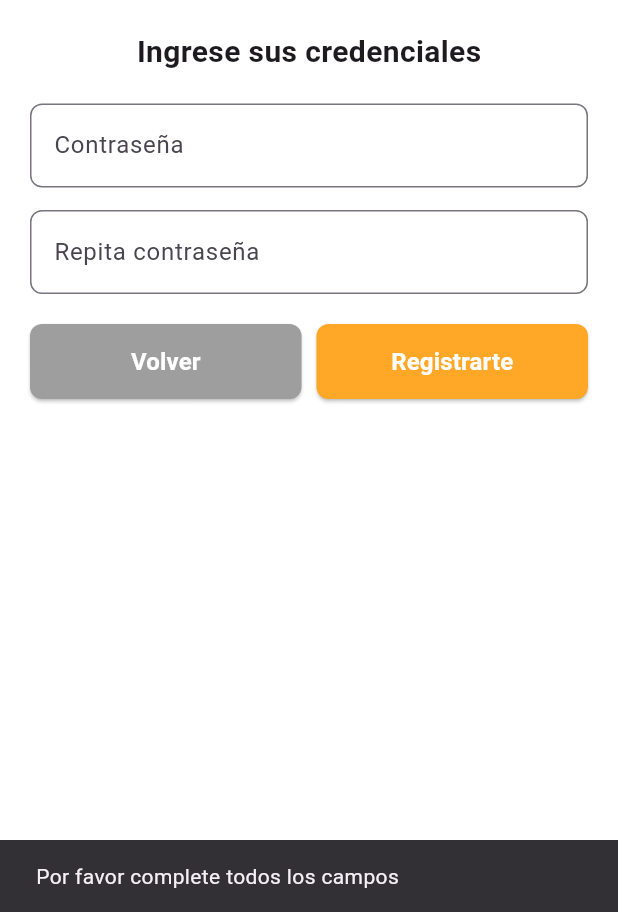
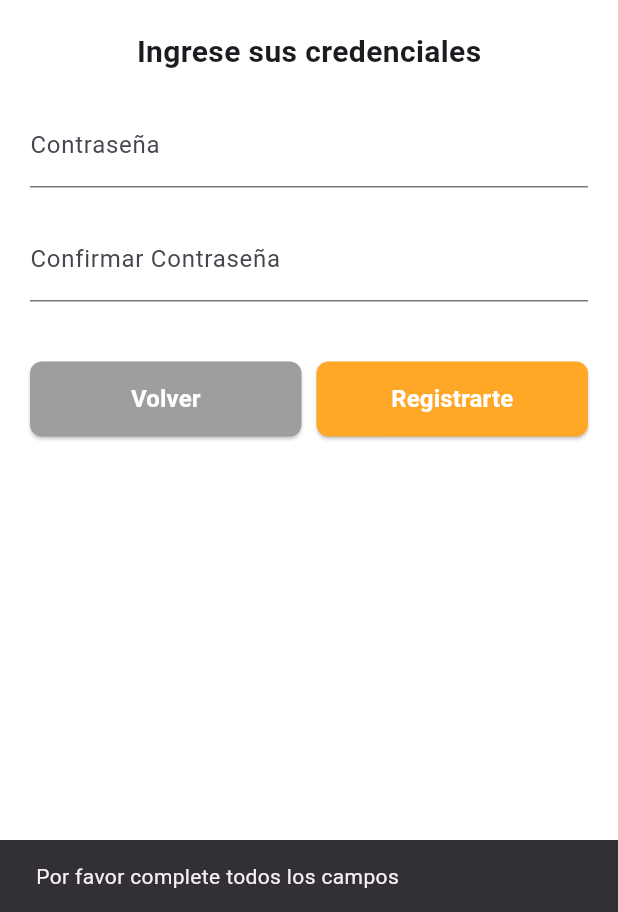
Before and after one commit to esaumorales/project_movil, a Flutter app: the RegisterScreen screen opened by its route, after a tap on "Siguiente", after a tap on "Registrarte", on a phone screen of 412 x 824 dp, the part 324-1236 px from its top. Run offline on Flutter 3.47's test engine with Material 3 defaults, Android fonts, the phone set to English and light mode, and no system bars; our stand-ins replace dio, google_fonts, shared_preferences; accounts and stored records are empty; network calls fail; Roboto replaces fonts that are missing (Kadwa).

Commit message:
reigstro y login funcionando con dio y separados por controller

```diff
--- a/lib/features/authentication/presentation/registration_screen.dart
+++ b/lib/features/authentication/presentation/registration_screen.dart
@@ -1,9 +1,10 @@
 import 'package:flutter/material.dart';
 import 'package:google_fonts/google_fonts.dart';
-import 'package:ustay_project/shared/button/custom_button.dart'; // Botón reutilizable
+import 'package:ustay_project/features/authentication/controller/auth_controller.dart';
+import 'package:ustay_project/shared/button/custom_button.dart';
 import 'package:ustay_project/domain/models/user.dart';
-import 'package:ustay_project/features/authentication/data/auth_service.dart';
 import 'package:ustay_project/shared/widgets/custom_social_media.dart';
+import 'package:provider/provider.dart';
 
 class RegisterScreen extends StatefulWidget {
   @override
@@ -14,15 +15,14 @@ class _RegisterScreenState extends State<RegisterScreen> {
   final TextEditingController _nameController = TextEditingController();
   final TextEditingController _emailController = TextEditingController();
   final TextEditingController _passwordController = TextEditingController();
+  final TextEditingController _fecharegistroController = TextEditingController();
   final TextEditingController _confirmPasswordController = TextEditingController();
-  final TextEditingController _fecharegistroController = TextEditingController();
 
-  final AuthService _authService = AuthService(); // Instancia de AuthService
-  bool _isLoading = false; // Estado de carga
-  int _currentStep = 1; // Controla el paso actual
+  bool _isLoading = false;
+  int _currentStep = 1;
 
   // Método para registrar usuario
-  Future<void> _register() async {
+  void _register() {
     String name = _nameController.text.trim();
     String email = _emailController.text.trim();
     String password = _passwordController.text.trim();
@@ -48,30 +48,30 @@ class _RegisterScreenState extends State<RegisterScreen> {
       _isLoading = true;
     });
 
-    try {
+    // Crear el objeto Usuario
     Usuario newUser = Usuario(
       nombre: name,
       correo: email,
       contrasena: password,
-        fechaRegistro:  fecharegistro,
+      fechaRegistro: fecharegistro, // Asumiendo que se requiere este parámetro
     );
 
-      await _authService.register(newUser); // Llamada al servicio de registro
+    // Usar el AuthController para registrar al usuario
+    final authController = context.read<AuthController>();
 
-      // Muestra la animación de agradecimiento
+    authController.register(newUser).then((_) {
       _showThankYouAnimation();
-    } catch (e) {
+    }).catchError((error) {
       ScaffoldMessenger.of(context).showSnackBar(
-        SnackBar(content: Text("Error: ${e.toString()}")),
+        SnackBar(content: Text("Error: ${error.toString()}")),
       );
-    } finally {
+    }).whenComplete(() {
       setState(() {
         _isLoading = false;
       });
-    }
+    });
   }
 
-  // Muestra la animación de agradecimiento con efecto especial
   void _showThankYouAnimation() {
     showDialog(
       context: context,
@@ -81,11 +81,9 @@ class _RegisterScreenState extends State<RegisterScreen> {
           child: Stack(
             alignment: Alignment.center,
             children: [
-              // Fondo oscuro con opacidad
               Container(
                 color: Colors.black.withOpacity(0.6),
               ),
-              // Animación de entrada especial
               TweenAnimationBuilder(
                 tween: Tween<double>(begin: 0.0, end: 1.0),
                 duration: const Duration(seconds: 2),
@@ -151,10 +149,9 @@ class _RegisterScreenState extends State<RegisterScreen> {
       },
     );
 
-    // Después de 2.5 segundos, redirigir a la página principal
     Future.delayed(const Duration(seconds: 2, milliseconds: 500), () {
-      Navigator.pop(context); // Cierra el diálogo
-      Navigator.pushReplacementNamed(context, '/userDashboard'); // Redirige a la página principal
+      Navigator.pop(context);
+      Navigator.pushReplacementNamed(context, '/userDashboard');
     });
   }
 
@@ -177,15 +174,12 @@ class _RegisterScreenState extends State<RegisterScreen> {
             child: Column(
               crossAxisAlignment: CrossAxisAlignment.center,
               children: [
-                // Logo
                 Image.asset(
                   'assets/images/common/app-logo.png',
                   height: 160,
                   width: 160,
                 ),
                 const SizedBox(height: 20),
-
-                // Título
                 Text(
                   "Ingrese sus credenciales",
                   style: GoogleFonts.kadwa(
@@ -194,16 +188,11 @@ class _RegisterScreenState extends State<RegisterScreen> {
                   ),
                 ),
                 const SizedBox(height: 20),
-
-                // Contenido del paso actual
                 if (_currentStep == 1)
                   _buildStepOne()
                 else
                   _buildStepTwo(),
-
                 const SizedBox(height: 20),
-
-                // Botones de acción
                 Row(
                   mainAxisAlignment: MainAxisAlignment.spaceBetween,
                   children: [
@@ -229,15 +218,13 @@ class _RegisterScreenState extends State<RegisterScreen> {
                             _currentStep = 2;
                           });
                         }
-                            : _register, // Llama al método _register en el paso 2
+                            : _register,
                         isLoading: _isLoading,
                       ),
                     ),
                   ],
                 ),
                 const SizedBox(height: 20),
-
-                // Redes sociales (solo en el paso 1)
                 if (_currentStep == 1)
                   Column(
                     children: [
@@ -267,17 +254,17 @@ class _RegisterScreenState extends State<RegisterScreen> {
                         iconPath: "assets/images/common/google-logo.png",
                         onPressed: () {
                           ScaffoldMessenger.of(context).showSnackBar(
-                            const SnackBar(content: Text("Google seleccionado")),
+                            const SnackBar(content: Text("Google login")),
                           );
                         },
                       ),
-                      const SizedBox(height: 10),
+                      const SizedBox(height: 20),
                       SocialMediaButton(
                         text: "Continuar con Facebook",
                         iconPath: "assets/images/common/facebook-logo.png",
                         onPressed: () {
                           ScaffoldMessenger.of(context).showSnackBar(
-                            const SnackBar(content: Text("Facebook seleccionado")),
+                            const SnackBar(content: Text("Google login")),
                           );
                         },
                       ),
@@ -291,39 +278,39 @@ class _RegisterScreenState extends State<RegisterScreen> {
     );
   }
 
-  // Paso 1: Nombre y Correo
   Widget _buildStepOne() {
     return Column(
       children: [
-        _buildTextField("Nombre", _nameController),
-        const SizedBox(height: 15),
-        _buildTextField("Correo", _emailController),
+        TextField(
+          controller: _nameController,
+          decoration: InputDecoration(labelText: 'Nombre completo'),
+        ),
+        const SizedBox(height: 20),
+        TextField(
+          controller: _emailController,
+          decoration: InputDecoration(labelText: 'Correo electrónico'),
+        ),
+        const SizedBox(height: 20),
       ],
     );
   }
 
-  // Paso 2: Contraseña y Confirmación
   Widget _buildStepTwo() {
     return Column(
       children: [
-        _buildTextField("Contraseña", _passwordController, obscureText: true),
-        const SizedBox(height: 15),
-        _buildTextField("Repita contraseña", _confirmPasswordController, obscureText: true),
+        TextField(
+          controller: _passwordController,
+          obscureText: true,
+          decoration: InputDecoration(labelText: 'Contraseña'),
+        ),
+        const SizedBox(height: 20),
+        TextField(
+          controller: _confirmPasswordController,
+          obscureText: true,
+          decoration: InputDecoration(labelText: 'Confirmar Contraseña'),
+        ),
+        const SizedBox(height: 20),
       ],
     );
   }
-
-  // Campo de texto reutilizable
-  Widget _buildTextField(String label, TextEditingController controller, {bool obscureText = false}) {
-    return TextField(
-      controller: controller,
-      obscureText: obscureText,
-      decoration: InputDecoration(
-        labelText: label,
-        border: OutlineInputBorder(
-          borderRadius: BorderRadius.circular(8),
-        ),
-      ),
-    );
 }
-}
```
Also changed, not shown: lib/features/authentication/controller/auth_controller.dart (+50 -1 lines), lib/features/authentication/data/auth_service.dart (+24 -1 lines), lib/features/authentication/presentation/login_screen.dart (+73 -17 lines). Lines whose indentation alone changed are shown as unchanged.
